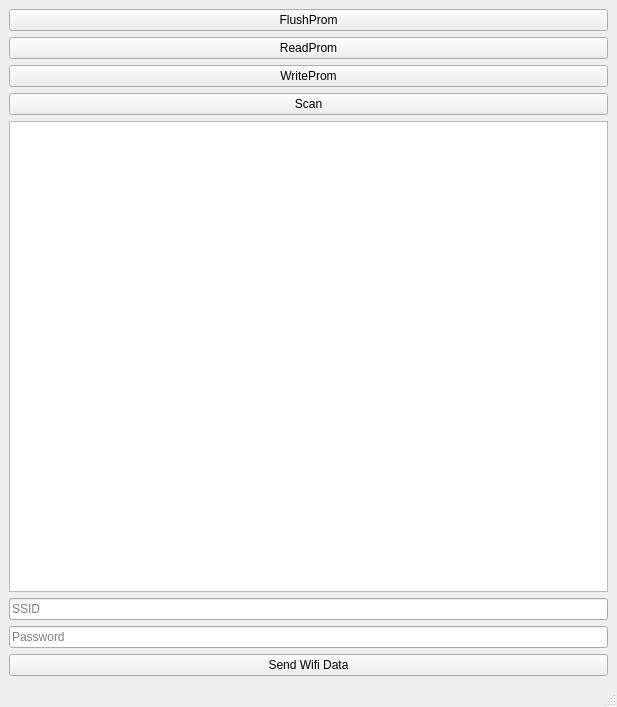
Old version of the form App/LEDControll/MainWindow.ui in the repository lancedelgardo/LEDOcta.
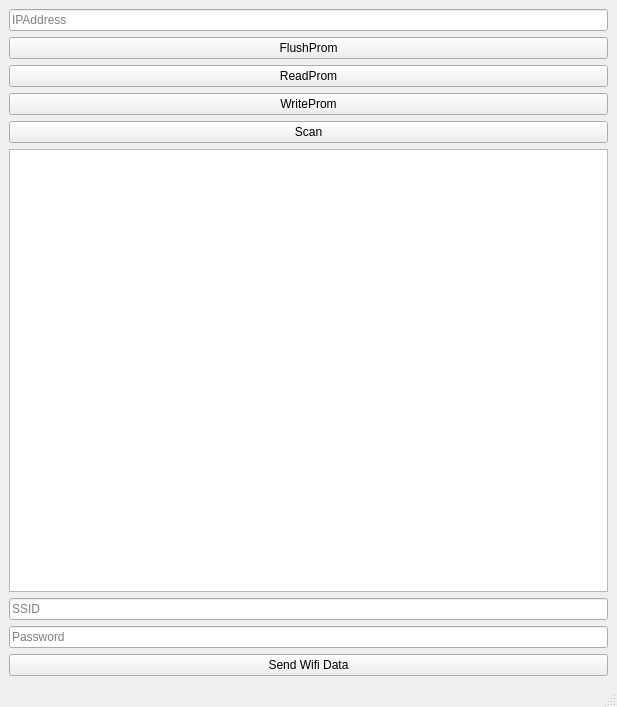
New version of the form.

Patch:
```diff
--- a/App/LEDControll/MainWindow.ui
+++ b/App/LEDControll/MainWindow.ui
@@ -15,6 +15,13 @@
   </property>
   <widget class="QWidget" name="centralwidget">
    <layout class="QVBoxLayout" name="verticalLayout">
+    <item>
+     <widget class="QLineEdit" name="ipLineEdit">
+      <property name="placeholderText">
+       <string>IPAddress</string>
+      </property>
+     </widget>
+    </item>
     <item>
      <widget class="QPushButton" name="onPB">
       <property name="text">
```
Left out of the diff: 2 changed lines with no effect on the pictures.
